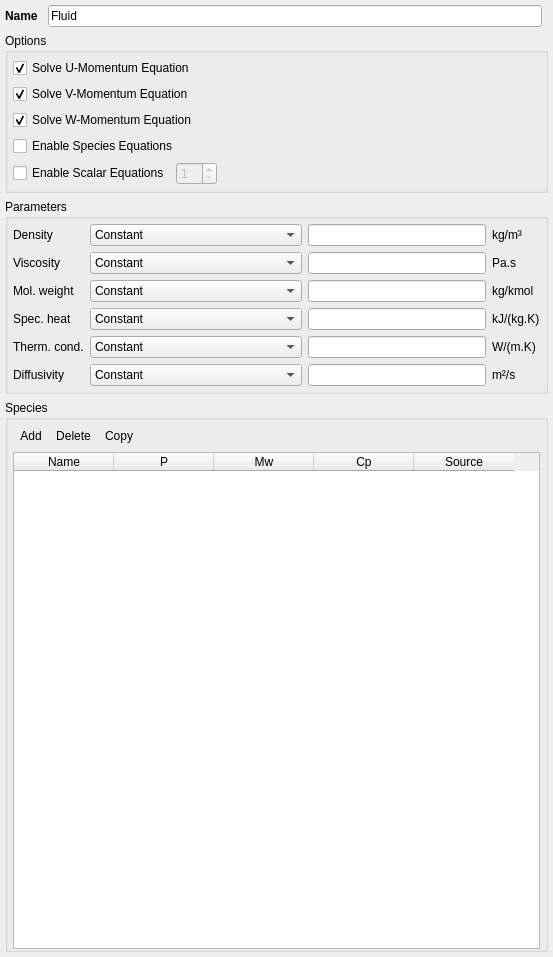
Qt form gui/uifiles/fluid.ui (truongd8593/mfix) before a commit.
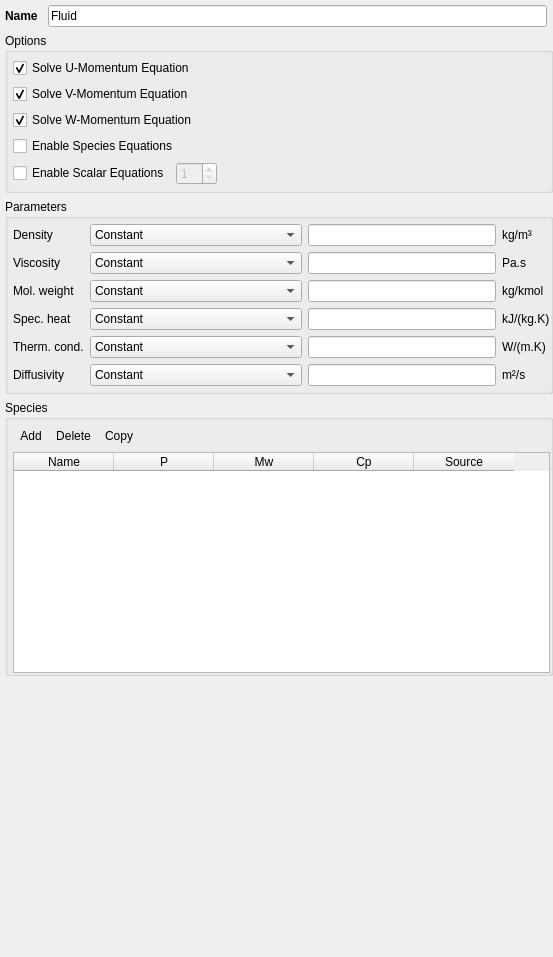
The same form after that commit. Custom widgets are drawn as their Qt base class.

Commit message: fluid pane: margin + spacer adjustments

The edit to the form file:
```diff
--- a/gui/uifiles/fluid.ui
+++ b/gui/uifiles/fluid.ui
@@ -30,12 +30,12 @@
     <number>5</number>
    </property>
    <property name="rightMargin">
-    <number>5</number>
+    <number>0</number>
    </property>
    <property name="bottomMargin">
     <number>5</number>
    </property>
-   <item row="2" column="0" colspan="2">
+   <item row="1" column="0" colspan="2">
     <widget class="QGroupBox" name="groupBox">
      <property name="title">
       <string>Options</string>
@@ -133,23 +133,7 @@
      </layout>
     </widget>
    </item>
-   <item row="5" column="0">
-    <spacer name="verticalSpacer_3">
-     <property name="orientation">
-      <enum>Qt::Vertical</enum>
-     </property>
-     <property name="sizeType">
-      <enum>QSizePolicy::Minimum</enum>
-     </property>
-     <property name="sizeHint" stdset="0">
-      <size>
-       <width>20</width>
-       <height>0</height>
-      </size>
-     </property>
-    </spacer>
-   </item>
-   <item row="6" column="0" colspan="2">
+   <item row="3" column="0" colspan="2">
     <widget class="QGroupBox" name="groupbox_fluid_phase_species">
      <property name="title">
       <string>Species</string>
@@ -168,7 +152,7 @@
        <number>5</number>
       </property>
       <property name="rightMargin">
-       <number>5</number>
+       <number>0</number>
       </property>
       <property name="bottomMargin">
        <number>0</number>
@@ -411,7 +395,7 @@
      </layout>
     </widget>
    </item>
-   <item row="4" column="0" colspan="2">
+   <item row="2" column="0" colspan="2">
     <widget class="QGroupBox" name="groupbox_fluid_phase_model_parameters">
      <property name="title">
       <string>Parameters</string>
@@ -427,7 +411,7 @@
        <number>5</number>
       </property>
       <property name="rightMargin">
-       <number>5</number>
+       <number>0</number>
       </property>
       <property name="bottomMargin">
        <number>5</number>
@@ -879,34 +863,15 @@
      </layout>
     </widget>
    </item>
-   <item row="1" column="0">
-    <spacer name="verticalSpacer_4">
+   <item row="4" column="0">
+    <spacer name="verticalSpacer">
      <property name="orientation">
       <enum>Qt::Vertical</enum>
      </property>
-     <property name="sizeType">
-      <enum>QSizePolicy::Minimum</enum>
-     </property>
      <property name="sizeHint" stdset="0">
       <size>
        <width>20</width>
-       <height>0</height>
-      </size>
-     </property>
-    </spacer>
-   </item>
-   <item row="3" column="0">
-    <spacer name="verticalSpacer_2">
-     <property name="orientation">
-      <enum>Qt::Vertical</enum>
-     </property>
-     <property name="sizeType">
-      <enum>QSizePolicy::Minimum</enum>
-     </property>
-     <property name="sizeHint" stdset="0">
-      <size>
-       <width>20</width>
-       <height>0</height>
+       <height>40</height>
       </size>
      </property>
     </spacer>
```
